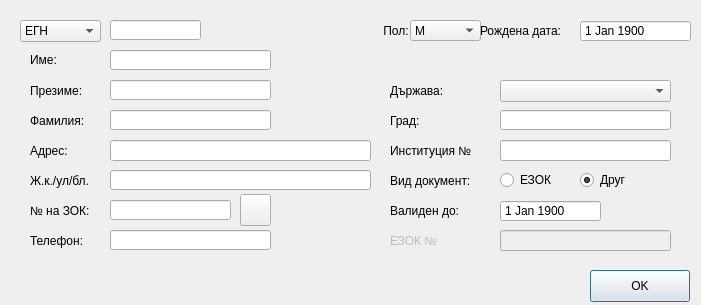
Qt form src/View/Widgets/PatientFormDialog.ui (thefinalcutbg/DinoDent) before a commit.
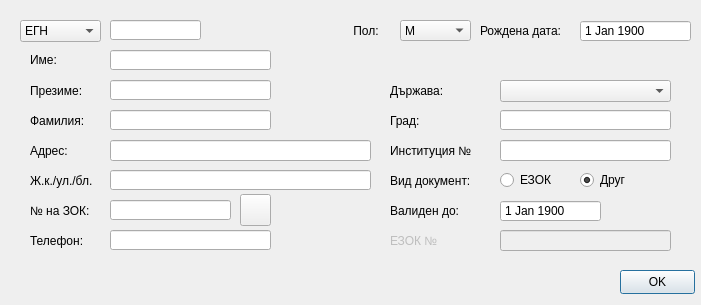
The same form after that commit. Custom widgets are drawn as their Qt base class.

Diff of the .ui file:
```diff
--- a/src/View/Widgets/PatientFormDialog.ui
+++ b/src/View/Widgets/PatientFormDialog.ui
@@ -34,7 +34,7 @@
   <widget class="ComboBox" name="sexCombo">
    <property name="geometry">
     <rect>
-     <x>410</x>
+     <x>400</x>
      <y>20</y>
      <width>71</width>
      <height>21</height>
@@ -141,7 +141,7 @@
     </rect>
    </property>
    <property name="text">
-    <string>Ж.к./ул/бл.</string>
+    <string>Ж.к./ул./бл.</string>
    </property>
   </widget>
   <widget class="AutoCompleteLineEdit" name="cityLineEdit">
@@ -269,7 +269,7 @@
   <widget class="QLabel" name="label_8">
    <property name="geometry">
     <rect>
-     <x>380</x>
+     <x>350</x>
      <y>20</y>
      <width>41</width>
      <height>21</height>
@@ -652,18 +652,15 @@
   <widget class="QPushButton" name="okButton">
    <property name="geometry">
     <rect>
-     <x>590</x>
+     <x>620</x>
      <y>270</y>
-     <width>100</width>
-     <height>32</height>
+     <width>75</width>
+     <height>24</height>
     </rect>
    </property>
    <property name="text">
     <string>OK</string>
    </property>
-   <property name="default">
-    <bool>true</bool>
-   </property>
   </widget>
  </widget>
  <layoutdefault spacing="6" margin="11"/>
```
Left out of the diff: 7 changed lines with no effect on the pictures.
